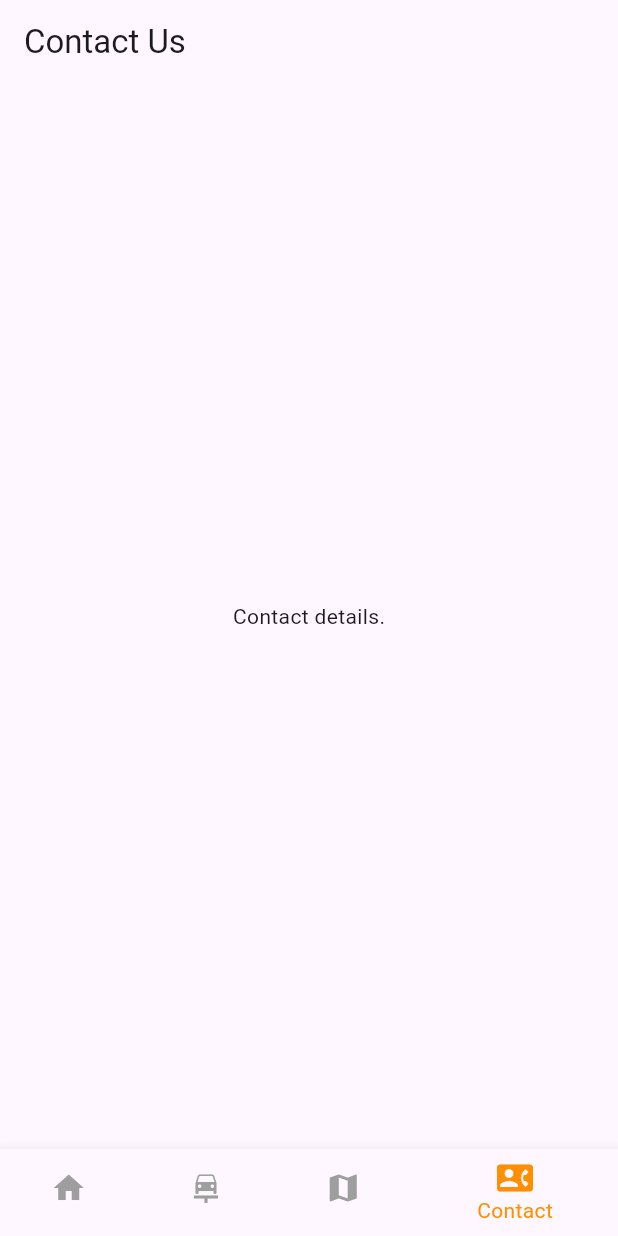
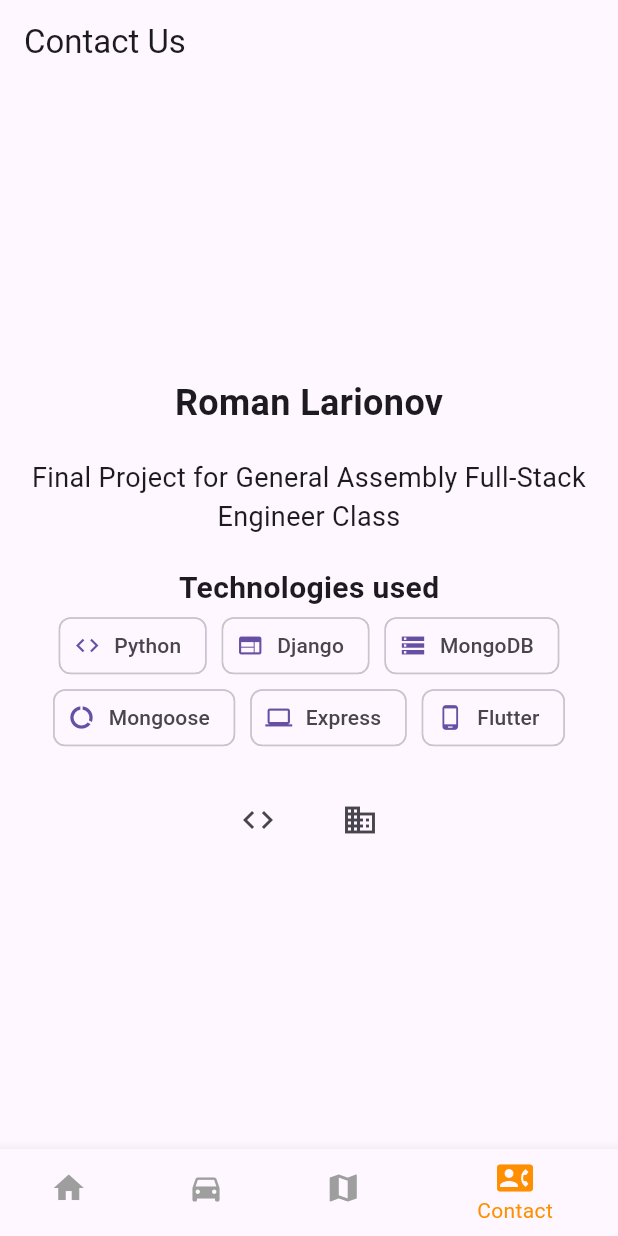
Before and after one commit to rocknrome/Car-Club-RnR-Flutter, a Flutter app: the screen it shows after launch, item 4 of the bottom bar chosen, on a phone screen of 412 x 824 dp. Run offline on Flutter 3.47's test engine with Material 3 defaults, Android fonts, the phone set to English and light mode, and no system bars; our stand-ins replace animated_splash_screen, firebase_auth; accounts and stored records are empty; network calls fail.

Commit message:
bottom nav bar working, contact page updated

```diff
--- a/lib/main.dart
+++ b/lib/main.dart
@@ -32,23 +32,17 @@ class MyHomePage extends StatefulWidget {
 class _MyHomePageState extends State<MyHomePage> {
   int _selectedIndex = 0;
 
+  final List<Widget> _widgetOptions = [
+    HomeWidget(),
+    CarListPage(),
+    TripsPage(),
+    ContactPage(),
+  ];
+
   void _onItemTapped(int index) {
     setState(() {
       _selectedIndex = index;
     });
-  }
-
-  final List<Widget> _widgetOptions = [];
-
-  @override
-  void initState() {
-    super.initState();
-    _widgetOptions.addAll([
-      HomeWidget(onSwipeLeft: () => _onItemTapped(1)),
-      CarListPage(),
-      TripsPage(),
-      ContactPage(),
-    ]);
   }
 
   @override
@@ -65,7 +59,7 @@ class _MyHomePageState extends State<MyHomePage> {
             label: 'Home',
           ),
           BottomNavigationBarItem(
-            icon: Icon(Icons.car_repair),
+            icon: Icon(Icons.directions_car),
             label: 'Cars',
           ),
           BottomNavigationBarItem(
@@ -87,24 +81,25 @@ class _MyHomePageState extends State<MyHomePage> {
 }
 
 class HomeWidget extends StatelessWidget {
-  final VoidCallback onSwipeLeft;
-
-  HomeWidget({required this.onSwipeLeft});
-
   @override
   Widget build(BuildContext context) {
-    return GestureDetector(
-      onHorizontalDragEnd: (details) {
-        if (details.primaryVelocity! < 0) {
-          // Detect swipe left
-          onSwipeLeft();
-        }
-      },
-      child: Center(
+    bool isLandscape =
+        MediaQuery.of(context).orientation == Orientation.landscape;
+    return Center(
+      child: SingleChildScrollView(
+        child: ConstrainedBox(
+          constraints: BoxConstraints(
+            minHeight: MediaQuery.of(context).size.height,
+          ),
+          child: IntrinsicHeight(
             child: Column(
               mainAxisAlignment: MainAxisAlignment.center,
               children: <Widget>[
-            Image.asset('assets/mercedes_green.png'),
+                Image.asset(
+                  'assets/mercedes_green.png',
+                  scale: isLandscape ? 1.5 : 1,
+                ),
+                SizedBox(height: isLandscape ? 10 : 20),
                 Text(
                   "Roman's Car Club",
                   style: TextStyle(
@@ -115,6 +110,8 @@ class HomeWidget extends StatelessWidget {
               ],
             ),
           ),
+        ),
+      ),
     );
   }
 }
--- a/lib/screens/car_list_page.dart
+++ b/lib/screens/car_list_page.dart
@@ -4,7 +4,6 @@ import 'dart:convert';
 import 'car_show_page.dart';
 import 'package:intl/intl.dart';
 import '../models/car.dart';
-import 'trips_page.dart'; // Make sure this import is correct
 
 class CarListPage extends StatefulWidget {
   @override
@@ -71,15 +70,7 @@ class _CarListPageState extends State<CarListPage> {
     } else if (_cars.isEmpty) {
       return Center(child: Text('No cars found.'));
     } else {
-      return GestureDetector(
-        onHorizontalDragEnd: (details) {
-          if (details.primaryVelocity! < 0) {
-            // Detect swipe left
-            Navigator.push(
-                context, MaterialPageRoute(builder: (context) => TripsPage()));
-          }
-        },
-        child: ListView.builder(
+      return ListView.builder(
         itemCount: _cars.length,
         itemBuilder: (context, index) {
           final car = _cars[index];
@@ -104,7 +95,6 @@ class _CarListPageState extends State<CarListPage> {
             ),
           );
         },
-        ),
       );
     }
   }
--- a/lib/screens/contact_page.dart
+++ b/lib/screens/contact_page.dart
@@ -1,6 +1,14 @@
 import 'package:flutter/material.dart';
+import 'package:url_launcher/url_launcher.dart';
 
 class ContactPage extends StatelessWidget {
+  // Helper method to launch URLs
+  void _launchURL(String url) async {
+    if (!await launchUrl(Uri.parse(url))) {
+      throw 'Could not launch $url';
+    }
+  }
+
   @override
   Widget build(BuildContext context) {
     return Scaffold(
@@ -8,7 +16,77 @@ class ContactPage extends StatelessWidget {
         title: Text("Contact Us"),
       ),
       body: Center(
-        child: Text("Contact details."),
+        child: Padding(
+          padding: const EdgeInsets.all(16.0),
+          child: Column(
+            mainAxisAlignment: MainAxisAlignment.center,
+            children: [
+              Text(
+                "Roman Larionov",
+                style: TextStyle(fontSize: 24, fontWeight: FontWeight.bold),
+              ),
+              SizedBox(height: 20),
+              Text(
+                "Final Project for General Assembly Full-Stack Engineer Class",
+                textAlign: TextAlign.center,
+                style: TextStyle(fontSize: 18),
+              ),
+              SizedBox(height: 20),
+              Text(
+                "Technologies used",
+                style: TextStyle(fontSize: 20, fontWeight: FontWeight.bold),
+              ),
+              Wrap(
+                alignment: WrapAlignment.center,
+                spacing: 10,
+                children: [
+                  Chip(
+                    avatar: Icon(Icons.code),
+                    label: Text('Python'),
+                  ),
+                  Chip(
+                    avatar: Icon(Icons.web),
+                    label: Text('Django'),
+                  ),
+                  Chip(
+                    avatar: Icon(Icons.storage),
+                    label: Text('MongoDB'),
+                  ),
+                  Chip(
+                    avatar: Icon(Icons.data_usage),
+                    label: Text('Mongoose'),
+                  ),
+                  Chip(
+                    avatar: Icon(Icons.computer),
+                    label: Text('Express'),
+                  ),
+                  Chip(
+                    avatar: Icon(Icons.phone_android),
+                    label: Text('Flutter'),
+                  ),
+                ],
+              ),
+              SizedBox(height: 20),
+              Row(
+                mainAxisAlignment: MainAxisAlignment.center,
+                children: [
+                  IconButton(
+                    icon: Icon(Icons.code), // Icon suggestive of GitHub
+                    onPressed: () => _launchURL('https://github.com/rocknrome'),
+                    tooltip: 'GitHub',
+                  ),
+                  SizedBox(width: 20),
+                  IconButton(
+                    icon: Icon(Icons.business), // Icon suggestive of LinkedIn
+                    onPressed: () => _launchURL(
+                        'https://www.linkedin.com/in/romanlarionov/'),
+                    tooltip: 'LinkedIn',
+                  ),
+                ],
+              ),
+            ],
+          ),
+        ),
       ),
     );
   }
--- a/lib/screens/trips_page.dart
+++ b/lib/screens/trips_page.dart
@@ -5,7 +5,7 @@ import 'trip_add_page.dart';
 import 'trip_details_page.dart';
 import 'trip_edit_page.dart';
 import 'car_list_page.dart';
-import 'contact_page.dart'; // Ensure this import is correct
+import 'contact_page.dart';
 
 class TripsPage extends StatefulWidget {
   @override
@@ -48,20 +48,7 @@ class _TripsPageState extends State<TripsPage> {
           ),
         ],
       ),
-      body: GestureDetector(
-        onHorizontalDragEnd: (details) {
-          if (details.primaryVelocity! < 0) {
-            // Swipe left
-            Navigator.push(context,
-                MaterialPageRoute(builder: (context) => ContactPage()));
-          } else if (details.primaryVelocity! > 0) {
-            // Swipe right
-            Navigator.push(context,
-                MaterialPageRoute(builder: (context) => CarListPage()));
-          }
-        },
-        child: _buildTripList(),
-      ),
+      body: _buildTripList(),
     );
   }
 
--- a/pubspec.yaml
+++ b/pubspec.yaml
@@ -17,6 +17,7 @@ dependencies:
   firebase_auth: ^4.19.1
   firebase_core: ^2.29.0
   intl: ^0.17.0
+  url_launcher: ^6.0.9
 
 dev_dependencies:
   flutter_test:
```
Also changed, not shown: pubspec.lock, 5 other files. Lines whose indentation alone changed are shown as unchanged.
